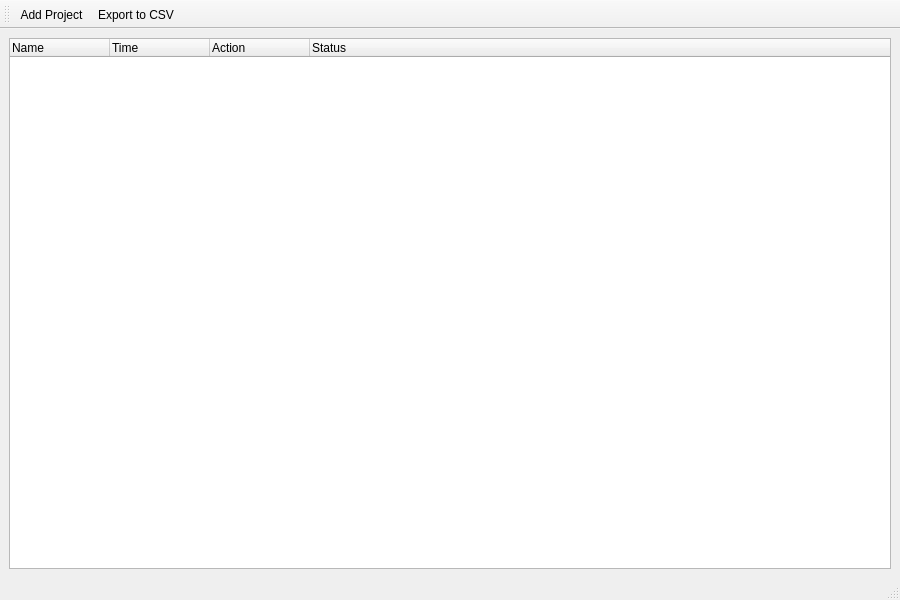
Qt form ui/main_window.ui (HanreDelport/Time-Tracker) before a commit.
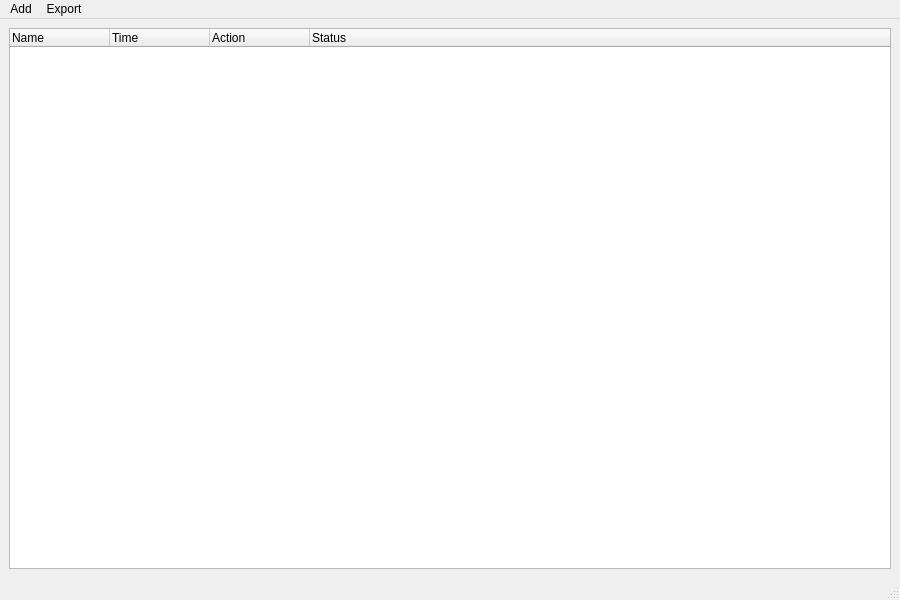
The same form after that commit.

Commit message: Added Functionality to export to Excel

Patch:
```diff
--- a/ui/main_window.ui
+++ b/ui/main_window.ui
@@ -50,21 +50,23 @@
      <height>26</height>
     </rect>
    </property>
+   <widget class="QMenu" name="menuAdd">
+    <property name="title">
+     <string>Add</string>
+    </property>
+    <addaction name="actionAddProject"/>
+   </widget>
+   <widget class="QMenu" name="menuExport">
+    <property name="title">
+     <string>Export</string>
+    </property>
+    <addaction name="actionExportCSV"/>
+    <addaction name="actionActionExportExcel"/>
+   </widget>
+   <addaction name="menuAdd"/>
+   <addaction name="menuExport"/>
   </widget>
   <widget class="QStatusBar" name="statusbar"/>
-  <widget class="QToolBar" name="toolBar">
-   <property name="windowTitle">
-    <string>toolBar</string>
-   </property>
-   <attribute name="toolBarArea">
-    <enum>TopToolBarArea</enum>
-   </attribute>
-   <attribute name="toolBarBreak">
-    <bool>false</bool>
-   </attribute>
-   <addaction name="actionAddProject"/>
-   <addaction name="actionExport"/>
-  </widget>
   <action name="actionAddProject">
    <property name="text">
     <string>Add Project</string>
@@ -75,7 +77,15 @@
   </action>
   <action name="actionExport">
    <property name="text">
-    <string>Export to CSV</string>
+    <string>Export to .csv</string>
+   </property>
+   <property name="menuRole">
+    <enum>QAction::MenuRole::NoRole</enum>
+   </property>
+  </action>
+  <action name="actionActionExportExcel">
+   <property name="text">
+    <string>Export to .xlsx</string>
    </property>
    <property name="menuRole">
     <enum>QAction::MenuRole::NoRole</enum>
```
Left out of the diff: 2 changed lines with no effect on the pictures. The commit also changes 1 other file.
